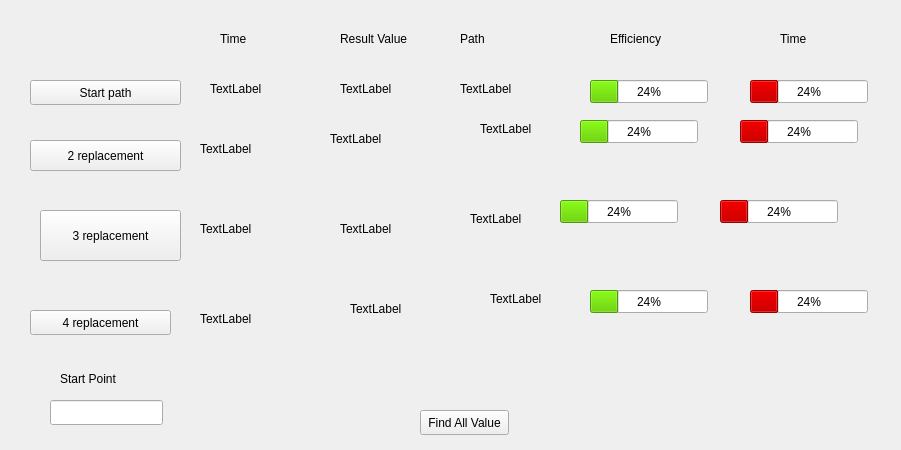
This is TSP/tspresult.ui in TonyEastwood/TSP_Local_method_c_plus_plus as Qt 5 draws it before an edit. The edited form follows.
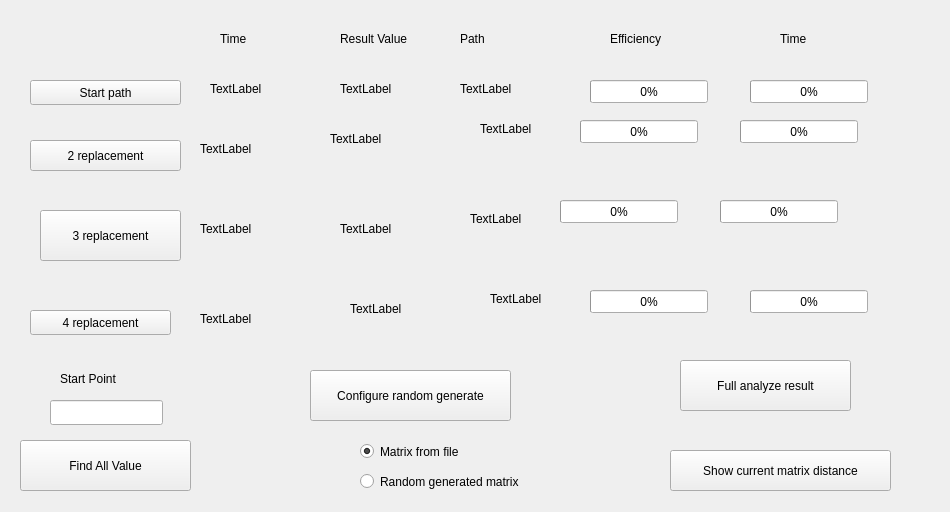
This is the edited form.

Commit message: was wrote comments to all functions. Add new form for configure random generate settings

What changed in the file:
```diff
--- a/TSP/tspresult.ui
+++ b/TSP/tspresult.ui
@@ -6,8 +6,8 @@
    <rect>
     <x>0</x>
     <y>0</y>
-    <width>901</width>
-    <height>450</height>
+    <width>950</width>
+    <height>512</height>
    </rect>
   </property>
   <property name="windowTitle">
@@ -286,10 +286,10 @@
   <widget class="QPushButton" name="buttAllAlgorythm">
    <property name="geometry">
     <rect>
-     <x>420</x>
-     <y>410</y>
-     <width>89</width>
-     <height>25</height>
+     <x>20</x>
+     <y>440</y>
+     <width>171</width>
+     <height>51</height>
     </rect>
    </property>
    <property name="text">
@@ -343,7 +343,7 @@
     </palette>
    </property>
    <property name="value">
-    <number>24</number>
+    <number>0</number>
    </property>
   </widget>
   <widget class="QProgressBar" name="progressDoubleReplaceAccuracy">
@@ -393,7 +393,7 @@
     </palette>
    </property>
    <property name="value">
-    <number>24</number>
+    <number>0</number>
    </property>
   </widget>
   <widget class="QProgressBar" name="progressTrippleReplaceAccuracy">
@@ -443,7 +443,7 @@
     </palette>
    </property>
    <property name="value">
-    <number>24</number>
+    <number>0</number>
    </property>
   </widget>
   <widget class="QProgressBar" name="progressQuadroReplaceAccuracy">
@@ -493,7 +493,7 @@
     </palette>
    </property>
    <property name="value">
-    <number>24</number>
+    <number>0</number>
    </property>
   </widget>
   <widget class="QProgressBar" name="progressStartPathTime">
@@ -546,7 +546,7 @@
     <bool>false</bool>
    </property>
    <property name="value">
-    <number>24</number>
+    <number>0</number>
    </property>
   </widget>
   <widget class="QProgressBar" name="progressTrippleReplaceTime">
@@ -599,7 +599,7 @@
     <bool>false</bool>
    </property>
    <property name="value">
-    <number>24</number>
+    <number>0</number>
    </property>
   </widget>
   <widget class="QProgressBar" name="progressQuadroReplaceTime">
@@ -652,7 +652,7 @@
     <bool>false</bool>
    </property>
    <property name="value">
-    <number>24</number>
+    <number>0</number>
    </property>
   </widget>
   <widget class="QProgressBar" name="progressDoubleReplaceTIme">
@@ -705,7 +705,7 @@
     <bool>false</bool>
    </property>
    <property name="value">
-    <number>24</number>
+    <number>0</number>
    </property>
   </widget>
   <widget class="QLabel" name="label_Time">
@@ -734,6 +734,74 @@
     <string>Efficiency</string>
    </property>
   </widget>
+  <widget class="QPushButton" name="buttAnalyze">
+   <property name="geometry">
+    <rect>
+     <x>680</x>
+     <y>360</y>
+     <width>171</width>
+     <height>51</height>
+    </rect>
+   </property>
+   <property name="text">
+    <string>Full analyze result</string>
+   </property>
+  </widget>
+  <widget class="QPushButton" name="buttShowMatrixTable">
+   <property name="geometry">
+    <rect>
+     <x>670</x>
+     <y>450</y>
+     <width>221</width>
+     <height>41</height>
+    </rect>
+   </property>
+   <property name="text">
+    <string>Show current matrix distance</string>
+   </property>
+  </widget>
+  <widget class="QPushButton" name="buttRandomGenerate">
+   <property name="geometry">
+    <rect>
+     <x>310</x>
+     <y>370</y>
+     <width>201</width>
+     <height>51</height>
+    </rect>
+   </property>
+   <property name="text">
+    <string>Configure random generate</string>
+   </property>
+  </widget>
+  <widget class="QRadioButton" name="radioButton">
+   <property name="geometry">
+    <rect>
+     <x>360</x>
+     <y>440</y>
+     <width>141</width>
+     <height>23</height>
+    </rect>
+   </property>
+   <property name="text">
+    <string>Matrix from file</string>
+   </property>
+   <property name="checked">
+    <bool>true</bool>
+   </property>
+  </widget>
+  <widget class="QRadioButton" name="radioButton_2">
+   <property name="geometry">
+    <rect>
+     <x>360</x>
+     <y>470</y>
+     <width>211</width>
+     <height>23</height>
+    </rect>
+   </property>
+   <property name="text">
+    <string>Random generated matrix</string>
+   </property>
+  </widget>
  </widget>
  <resources/>
  <connections/>
```
The commit also changes 12 other files.
